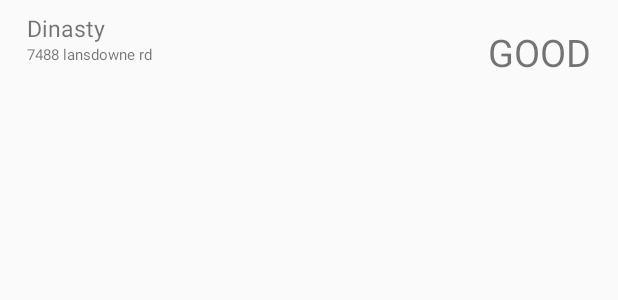
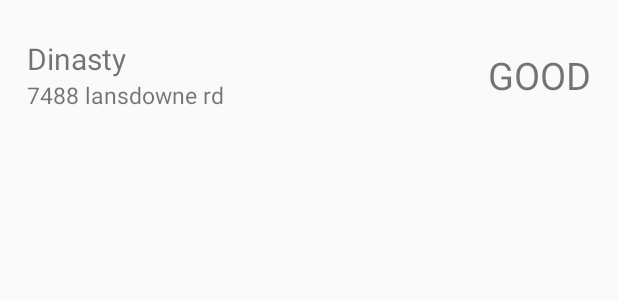
Before and after one commit to BretGG/Safe-Eats, an Android app: the layout recycler_row_layout.xml on its own in the app's theme, with its tools: preview values and no code run, on a phone screen of 412 x 824 dp. Shown: the top 300 px of the screen. Run offline under Robolectric (Android 15) with nearby library versions, the phone set to English and light mode, and no system bars.

```diff
--- a/app/src/main/res/layout/activity_restaurant_list_view.xml
+++ b/app/src/main/res/layout/activity_restaurant_list_view.xml
@@ -6,6 +6,8 @@
     android:layout_height="match_parent"
     tools:context=".RestaurantListViewActivity">
 
+
+
     <include layout="@layout/restaurant_recycler_view" />
 
 
--- a/app/src/main/res/layout/recycler_row_layout.xml
+++ b/app/src/main/res/layout/recycler_row_layout.xml
@@ -5,12 +5,13 @@
     android:layout_height="wrap_content"
     android:layout_marginStart="10dp"
     android:layout_marginEnd="10dp"
-    android:minHeight="70dp"
+    android:minHeight="100dp"
     android:padding="8dp">
 
     <LinearLayout
         android:layout_width="wrap_content"
         android:layout_height="match_parent"
+        android:gravity="center_vertical"
         android:orientation="vertical">
 
         <TextView
@@ -19,14 +20,14 @@
             android:layout_height="wrap_content"
             android:maxLines="2"
             android:scrollHorizontally="false"
-            android:textSize="15sp"
+            android:textSize="20sp"
             android:text="Dinasty"/>
 
         <TextView
             android:id="@+id/tvRestaurantAddress"
             android:layout_width="match_parent"
             android:layout_height="wrap_content"
-            android:textSize="10sp"
+            android:textSize="15sp"
             android:text="7488 lansdowne rd"/>
 
     </LinearLayout>
```
Also changed, not shown: app/src/main/java/com/example/safe_eats/RestaurantDataManager.java (+32 -1 lines).
